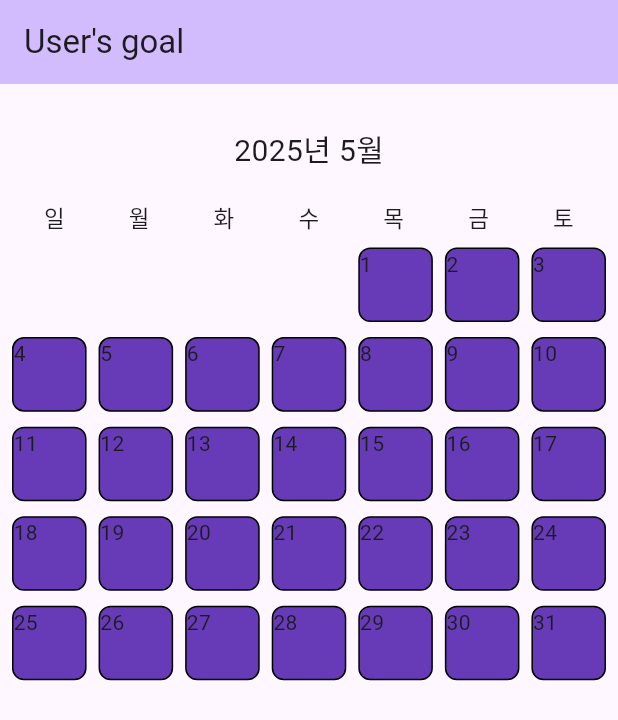
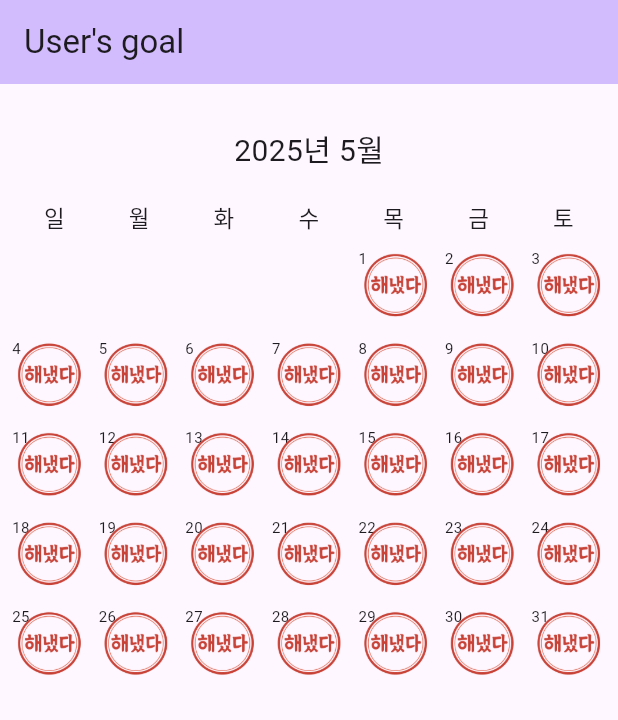
Before and after one commit to hayeonhee/haenaedda, a Flutter app: the screen it shows after launch, on a phone screen of 412 x 824 dp. Shown: the top 720 px of the screen. Run offline on Flutter 3.47's test engine with Material 3 defaults, Android fonts, the phone set to English and light mode, and no system bars.

Commit message:
feat: add did it stamp to calendar_day_cell

```diff
--- a/lib/calendar_day_cell.dart
+++ b/lib/calendar_day_cell.dart
@@ -19,13 +19,14 @@ class CalendarDayCell extends StatelessWidget {
       child: AspectRatio(
         aspectRatio: 1,
         child: Container(
-          decoration: BoxDecoration(
-            color: hasRecord ? Colors.deepPurple : Colors.white,
-            border: Border.all(color: Colors.black),
-            borderRadius: BorderRadius.circular(8),
+          alignment: Alignment.topLeft,
+          child: Stack(
+            children: [
+              Text(dayText, style: const TextStyle(fontSize: 10)),
+              if (hasRecord)
+                Positioned(child: Image.asset('assets/did_it_stamp_kor.png')),
+            ],
           ),
-          alignment: Alignment.topLeft,
-          child: Text(dayText),
         ),
       ),
     );
```
